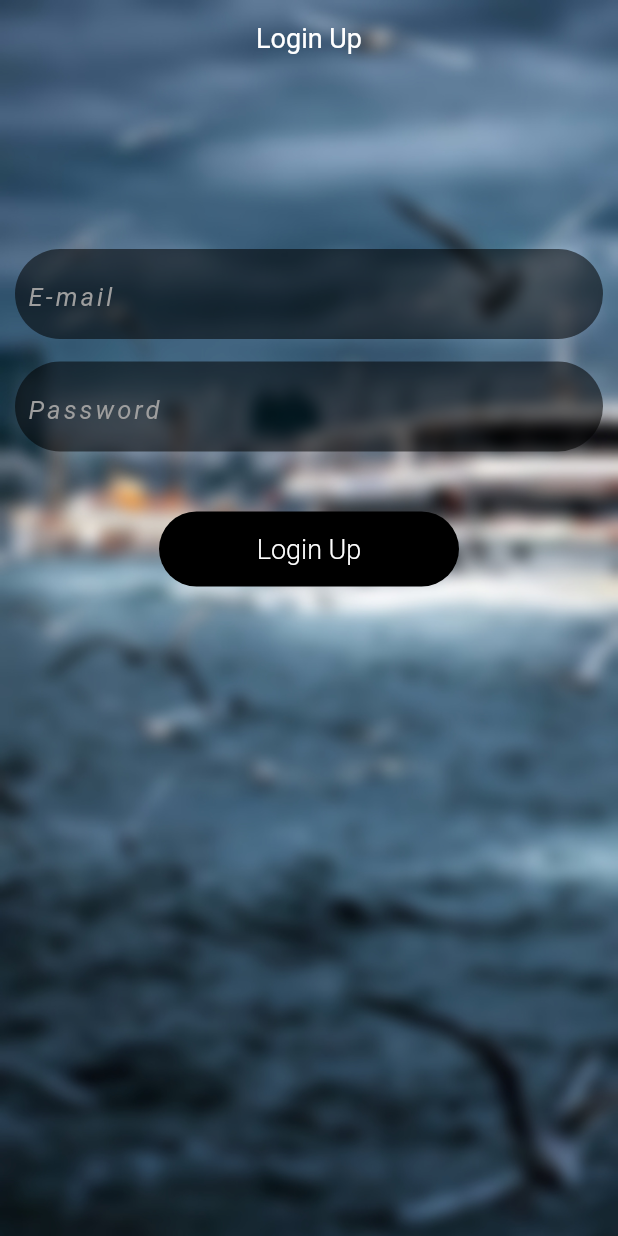
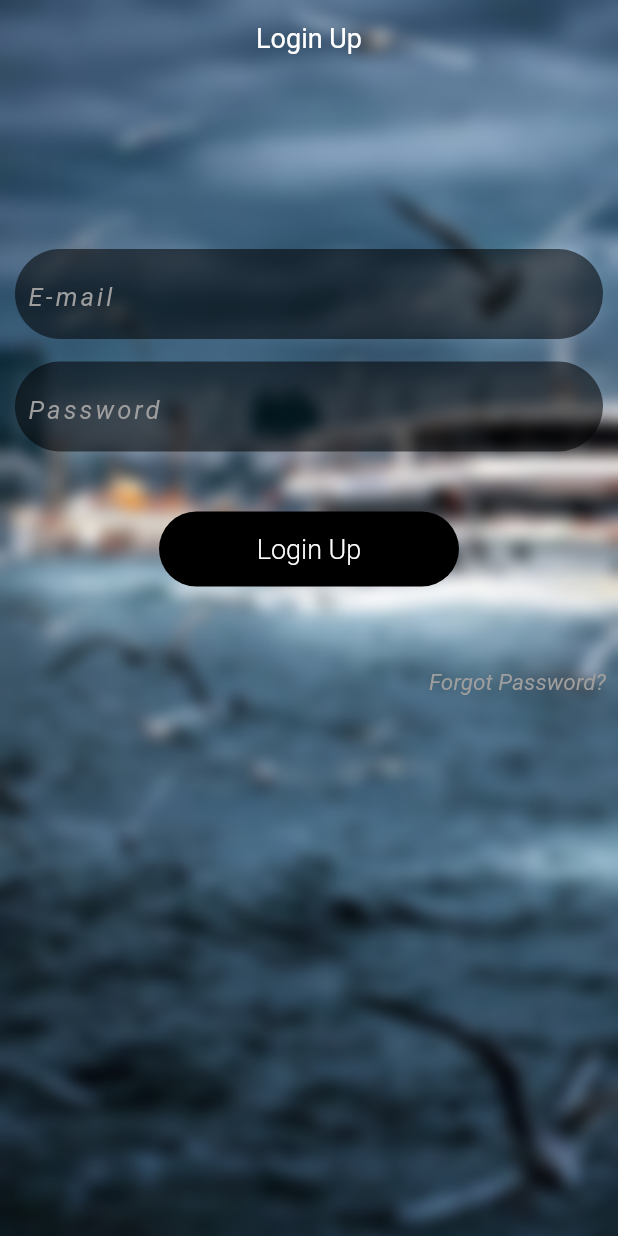
Before and after one commit to serhan2004/Ekinoks-Elektron, a Flutter app: the screen it shows after launch, on a phone screen of 412 x 824 dp. Run offline on Flutter 3.47's test engine with Material 2 defaults, Android fonts, the phone set to English and light mode, and no system bars; drawn by our look-alikes of animated_text_kit.

Commit message:
Giriş sayfası son

```diff
--- a/lib/ekranlar/giris.dart
+++ b/lib/ekranlar/giris.dart
@@ -104,6 +104,21 @@ class GirisEkrani extends StatelessWidget {
                       ),
                     ),
                   ),
+                  Row(
+                    mainAxisAlignment: MainAxisAlignment.end,
+                    children: [
+                      TextButton(
+                          onPressed: () {},
+                          child: Text(
+                            "Forgot Password?",
+                            style: TextStyle(
+                                fontSize: 15,
+                                color: Colors.grey,
+                                fontWeight: FontWeight.w400,
+                                fontStyle: FontStyle.italic),
+                          ))
+                    ],
+                  ),
                 ],
               ),
             ],
```
